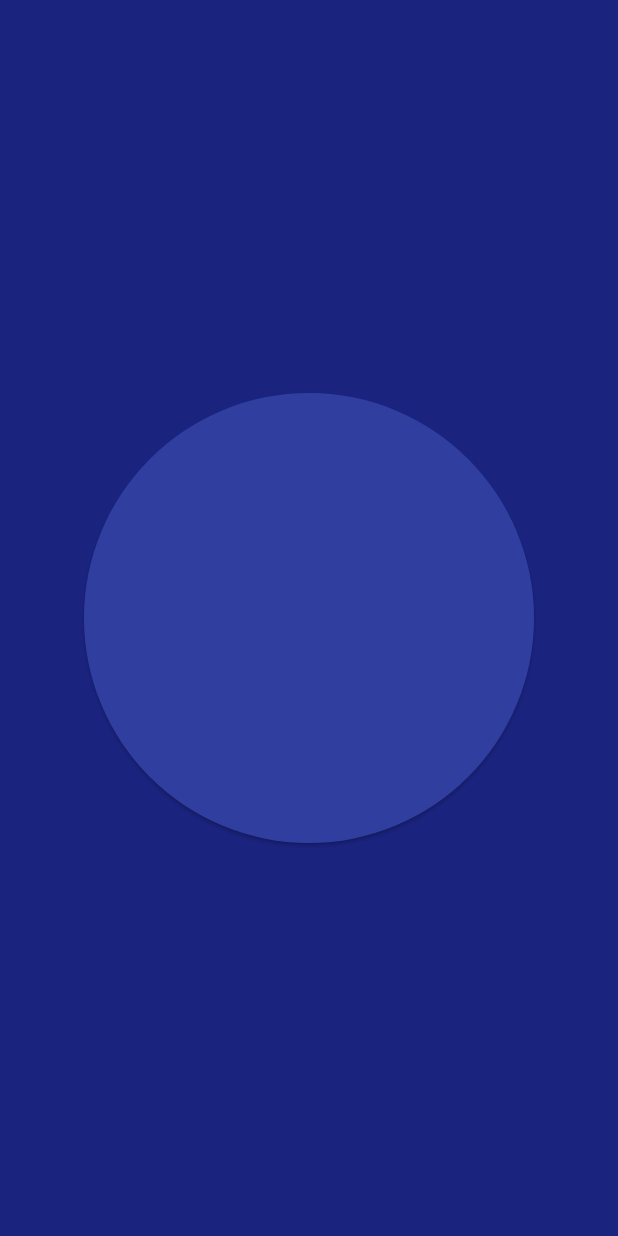
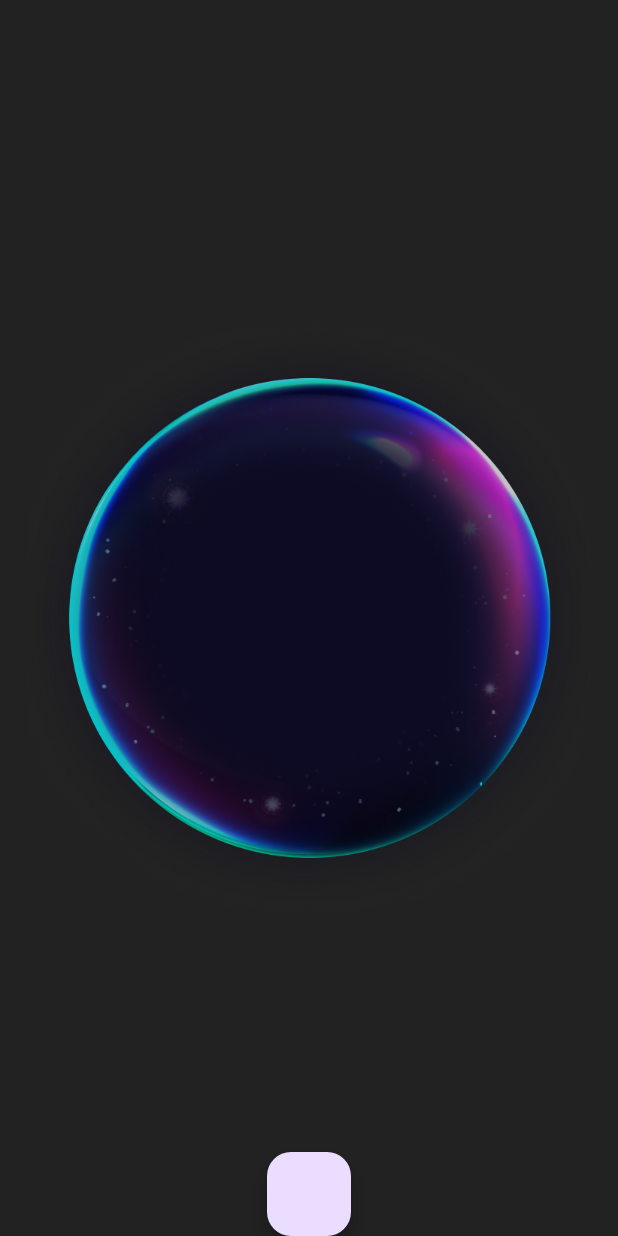
Before and after one commit to Cherreshnya/magic_ball_surf, a Flutter app: the screen it shows after launch, on a phone screen of 412 x 824 dp. Run offline on Flutter 3.47's test engine with Material 2 defaults, Android fonts, the phone set to English and light mode, and no system bars; network calls fail.

```diff
--- a/lib/screen/magic_ball_screen.dart
+++ b/lib/screen/magic_ball_screen.dart
@@ -21,23 +21,28 @@ class _MagicBallScreenState extends State<MagicBallScreen> {
   @override
   Widget build(BuildContext context) {
     return Scaffold(
-      backgroundColor: Colors.indigo.shade900,
+      backgroundColor: Colors.black87,
       body: Center(
-        child: SizedBox(
-          height: 300,
-          width: 300,
         child: Container(
-            child: ElevatedButton(
-                style: ButtonStyle(
-                  backgroundColor:
-                      MaterialStatePropertyAll<Color>(Colors.indigo.shade700),
+          decoration: BoxDecoration(
+            image: DecorationImage(
+              image: AssetImage("assets/img.png"),
             ),
+          ),
+          height: 400,
+          width: 400,
+        ),
+      ),
+      floatingActionButtonLocation: FloatingActionButtonLocation.centerDocked,
+      floatingActionButton: FloatingActionButton(
         onPressed: () {
           FutureBuilder<dynamic>(
             future: answer,
             builder: (context, snapshot) {
               if (snapshot.hasData) {
-                        return Container(child: Text("${answer}"));
+                return Text(
+                  "${answer}",
+                );
               } else if (snapshot.hasError) {
                 return const Text('Error');
               }
@@ -45,9 +50,7 @@ class _MagicBallScreenState extends State<MagicBallScreen> {
             },
           );
         },
-                child: null),
-          ),
-        ),
+        child: null,
       ),
     );
   }
--- a/lib/service/api.dart
+++ b/lib/service/api.dart
@@ -11,7 +11,7 @@ Future<http.Response> getData() async {
   return await http.get(Uri.parse(url));
 }
 
-void loadData() {
+loadData() {
   getData().then((response) {
     if (response.statusCode == 200) {
       var jsonAnswer = jsonDecode(response.body)['reading'];
--- a/pubspec.yaml
+++ b/pubspec.yaml
@@ -16,6 +16,7 @@ dependencies:
   cupertino_icons: ^1.0.2
   http: ^1.1.0
   dio: ^5.3.0
+  shake: ^2.2.0
 
 dev_dependencies:
   flutter_test:
@@ -25,3 +26,6 @@ dev_dependencies:
 flutter:
 
   uses-material-design: true
+
+  assets:
+    - assets/
```
Also changed, not shown: assets/img.png (added), pubspec.lock. Lines whose indentation alone changed are shown as unchanged.
